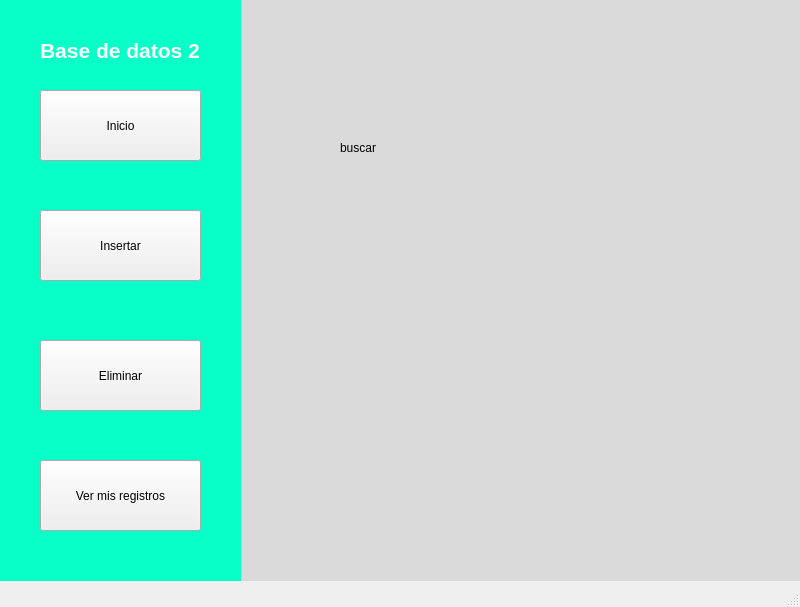
Old version of the form GUI_database/buscar.ui in the repository jneirar/Proyecto1BDII.
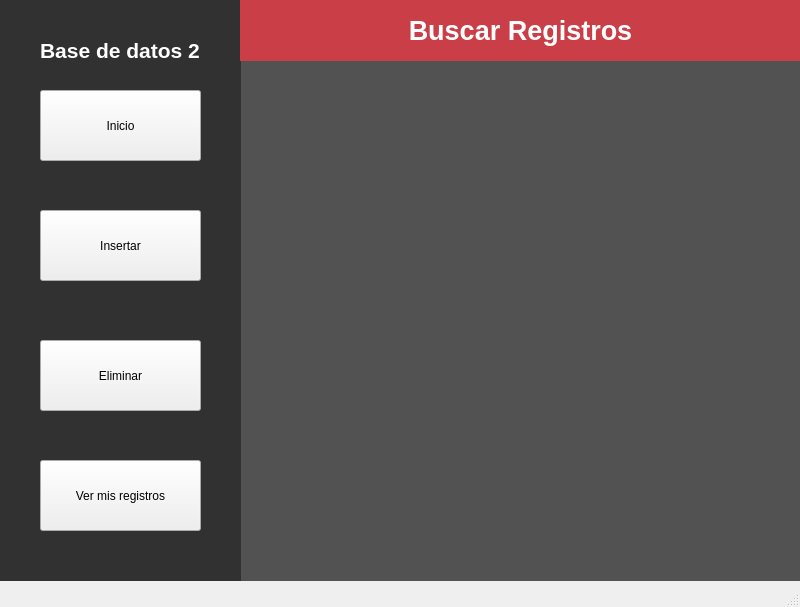
New version of the form. Icons and pictures are not drawn.

```diff
--- a/GUI_database/buscar.ui
+++ b/GUI_database/buscar.ui
@@ -24,7 +24,7 @@
      </rect>
     </property>
     <property name="styleSheet">
-     <string notr="true">background-color: rgb(218, 218, 218);</string>
+     <string notr="true">background-color: rgb(82, 82, 82);</string>
     </property>
     <property name="text">
      <string/>
@@ -105,8 +105,7 @@
      </rect>
     </property>
     <property name="styleSheet">
-     <string notr="true">color: rgb(8, 255, 200);
-background-color: rgb(8, 255, 200);</string>
+     <string notr="true">background-color: rgb(49, 49, 49);</string>
     </property>
     <property name="text">
      <string/>
@@ -134,14 +133,17 @@
    <widget class="QLabel" name="label_5">
     <property name="geometry">
      <rect>
-      <x>340</x>
-      <y>140</y>
-      <width>55</width>
-      <height>16</height>
+      <x>240</x>
+      <y>0</y>
+      <width>561</width>
+      <height>61</height>
      </rect>
     </property>
+    <property name="styleSheet">
+     <string notr="true">background-color: rgb(202, 62, 71);</string>
+    </property>
     <property name="text">
-     <string>buscar</string>
+     <string>&lt;html&gt;&lt;head/&gt;&lt;body&gt;&lt;p align=&quot;center&quot;&gt;&lt;span style=&quot; font-size:20pt; font-weight:600; color:#ffffff;&quot;&gt;Buscar Registros&lt;/span&gt;&lt;/p&gt;&lt;/body&gt;&lt;/html&gt;</string>
     </property>
    </widget>
    <zorder>label_4</zorder>
```
